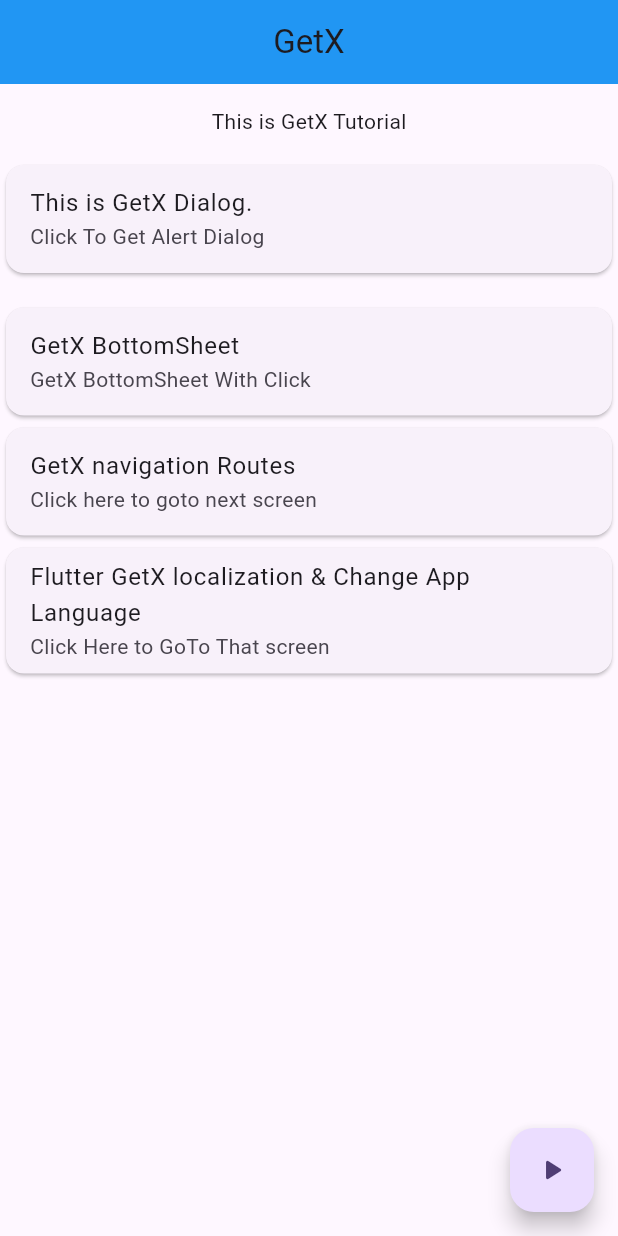
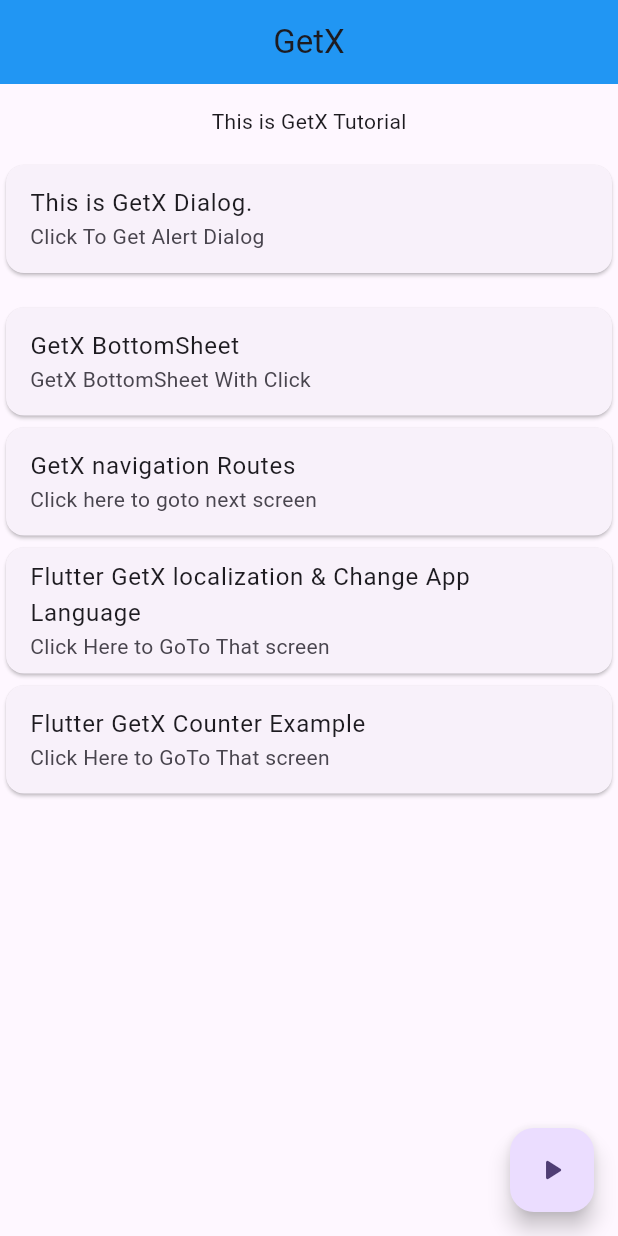
Before and after one commit to rn-byte/State_management, a Flutter app: the screen it shows after launch, on a phone screen of 412 x 824 dp. Run offline on Flutter 3.47's test engine with Material 3 defaults, Android fonts, the phone set to English and light mode, and no system bars; our stand-ins replace get.

Commit message:
Flutter GetX Counter Example

```diff
--- a/getx_st_mgmt/lib/Views/home_view.dart
+++ b/getx_st_mgmt/lib/Views/home_view.dart
@@ -117,7 +117,16 @@ class _HomeViewState extends State<HomeView> {
                     'Flutter GetX localization & Change App Language'),
                 subtitle: const Text('Click Here to GoTo That screen'),
               ),
-            )
+            ),
+            Card(
+              child: ListTile(
+                onTap: () {
+                  Get.toNamed('CounterView');
+                },
+                title: const Text('Flutter GetX Counter Example'),
+                subtitle: const Text('Click Here to GoTo That screen'),
+              ),
+            ),
           ],
         ),
       ),
--- /dev/null
+++ b/getx_st_mgmt/lib/controller/counter_controller.dart
@@ -0,0 +1,10 @@
+import 'package:flutter/material.dart';
+import 'package:get/get.dart';
+
+class CounterController extends GetxController {
+  RxInt counter = 1.obs;
+  incremntCounter() {
+    counter.value++;
+    debugPrint('${counter.value}');
+  }
+}
--- a/getx_st_mgmt/lib/main.dart
+++ b/getx_st_mgmt/lib/main.dart
@@ -1,5 +1,6 @@
 import 'package:flutter/material.dart';
 import 'package:get/get.dart';
+import 'package:getx_st_mgmt/Views/counter_view.dart';
 import 'package:getx_st_mgmt/Views/language_translation.dart';
 import 'package:getx_st_mgmt/Views/screen_one.dart';
 import 'package:getx_st_mgmt/Views/screen_two.dart';
@@ -35,6 +36,7 @@ class MyApp extends StatelessWidget {
       getPages: [
         GetPage(name: '/', page: () => const HomeView()),
         GetPage(name: '/ScreenOne', page: () => const ScreenOne()),
+        GetPage(name: '/CounterView', page: () => const CounterView()),
         GetPage(name: '/ScreenTwo', page: () => const ScreenTwo()),
         GetPage(
             name: '/LangTranslationScr',
```
Also changed, not shown: getx_st_mgmt/lib/Views/counter_view.dart (added, +50 -0 lines).
